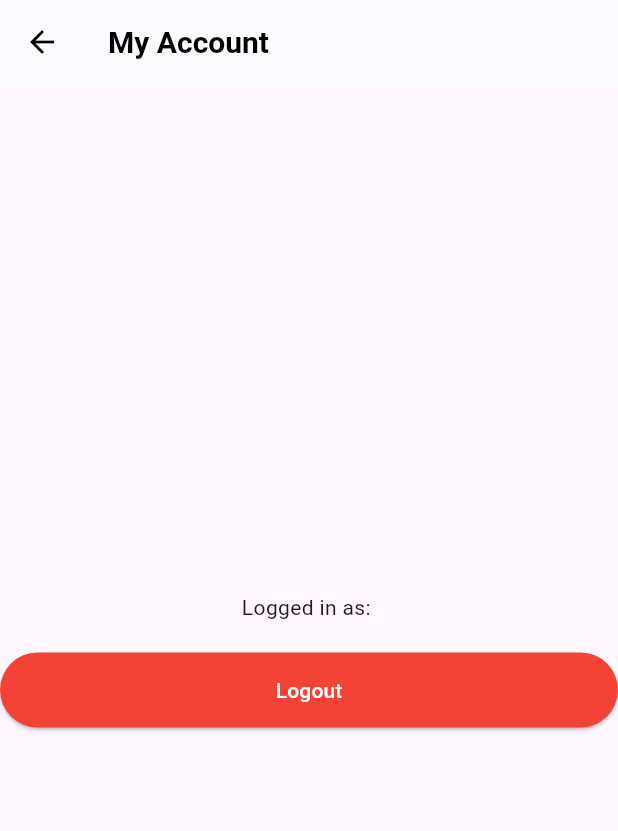
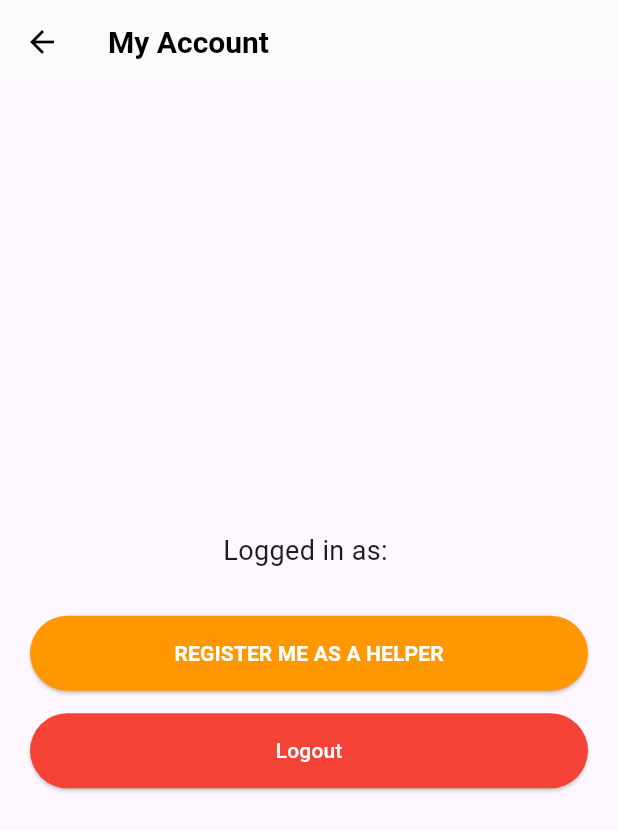
Before and after one commit to Adil57/Quick-Helper-Customer-, a Flutter app: the AccountScreen screen opened directly, on a phone screen of 412 x 824 dp. Shown: the top 831 px of the screen. Run offline on Flutter 3.47's test engine with Material 3 defaults, Android fonts, the phone set to English and light mode, and no system bars; our stand-ins replace geolocator, permission_handler; missing offline and left inert: auth0_flutter, auth0_flutter_platform_interface, mapbox_maps_flutter; accounts and stored records are empty.

Commit message:
Add files via upload

```diff
--- a/lib/main.dart
+++ b/lib/main.dart
@@ -25,7 +25,7 @@ const String auth0RedirectUri = "com.quickhelper.app://adil888.us.auth0.com/andr
 final Auth0 auth0 = Auth0(auth0Domain, auth0ClientId);
 
 // -----------------------------------------------------------------------------
-// DUMMY STATE MANAGEMENT (No Change)
+// DUMMY STATE MANAGEMENT (Updated: Token Getter Added)
 // -----------------------------------------------------------------------------
 class AppUserProfile {
   final String name;
@@ -40,6 +40,7 @@ class UserAuth {
   UserAuth() {}
 
   AppUserProfile? get user => _user;
+  String? get token => _token;
   bool get isAuthenticated => _user != null;
 
   void setUser(AppUserProfile? user, {String? token}) {
@@ -254,23 +255,91 @@ class MainNavigator extends StatelessWidget {
   }
 }
 
-// ---------------- ACCOUNT SCREEN (No Change) ---------------- //
-class AccountScreen extends StatelessWidget {
-  AccountScreen({super.key});
+// ---------------- ACCOUNT SCREEN (Updated: Stateful with Helper Registration) ---------------- //
+class AccountScreen extends StatefulWidget {
+  @override
+  State<AccountScreen> createState() => _AccountScreenState();
+}
+
+class _AccountScreenState extends State<AccountScreen> {
+  bool isRegistering = false;
+
+  Future<void> _registerAsHelperFromAccount() async {
+    setState(() => isRegistering = true);
+
+    // Yahan hum direct tempAuth se token aur userId le rahe hain
+    final String? token = tempAuth.token;
+    final String? userId = tempAuth.userId;
+
+    if (token == null) {
+      ScaffoldMessenger.of(context).showSnackBar(const SnackBar(content: Text("Error: No Token Found!")));
+      setState(() => isRegistering = false);
+      return;
+    }
+
+    final helperPayload = {
+      'userId': userId,
+      'name': tempAuth.user?.name ?? "Logged In User",
+      'skill': "Electrician",
+      'price': 500,
+      'latitude': 19.0760,
+      'longitude': 72.8777,
+    };
+
+    try {
+      final response = await http.post(
+        Uri.parse('https://quick-helper-backend.onrender.com/api/helpers/register'),
+        headers: {
+          'Content-Type': 'application/json',
+          'Authorization': 'Bearer $token', // 🟢 Real Token use ho raha hai
+        },
+        body: json.encode(helperPayload),
+      ).timeout(const Duration(seconds: 15));
+
+      if (response.statusCode == 200 || response.statusCode == 201) {
+        ScaffoldMessenger.of(context).showSnackBar(const SnackBar(content: Text("SUCCESS! Helper Registered."), backgroundColor: Colors.green));
+      } else {
+        ScaffoldMessenger.of(context).showSnackBar(SnackBar(content: Text("Failed: ${response.statusCode}"), backgroundColor: Colors.red));
+      }
+    } catch (e) {
+      ScaffoldMessenger.of(context).showSnackBar(const SnackBar(content: Text("Network Error!"), backgroundColor: Colors.red));
+    } finally {
+      setState(() => isRegistering = false);
+    }
+  }
 
   @override
   Widget build(BuildContext context) {
     return Scaffold(
       appBar: AppBar(title: const Text("My Account")),
       body: Center(
+        child: Padding(
+          padding: const EdgeInsets.all(20.0),
           child: Column(
             mainAxisAlignment: MainAxisAlignment.center,
             children: [
-            Text("Logged in as: ${tempAuth.user?.name ?? 'N/A'}"),
-            const SizedBox(height: 20),
+              Text("Logged in as: ${tempAuth.user?.name ?? 'N/A'}", style: const TextStyle(fontSize: 18)),
+              const SizedBox(height: 30),
+
+              // 🟢 NEW ORANGE BUTTON
               SizedBox(
+                width: double.infinity,
                 height: 50,
+                child: ElevatedButton(
+                  onPressed: isRegistering ? null : _registerAsHelperFromAccount,
+                  style: ElevatedButton.styleFrom(backgroundColor: Colors.orange),
+                  child: isRegistering
+                    ? const CircularProgressIndicator(color: Colors.white)
+                    : const Text("REGISTER ME AS A HELPER", style: TextStyle(color: Colors.white, fontWeight: FontWeight.bold)),
+                ),
+              ),
+
+              const SizedBox(height: 15),
+
+              // LOGOUT BUTTON
+              SizedBox(
                 width: double.infinity,
+                height: 50,
                 child: ElevatedButton(
                   onPressed: () => tempAuth.logout(context),
                   style: ElevatedButton.styleFrom(backgroundColor: Colors.red),
@@ -278,6 +347,7 @@ class AccountScreen extends StatelessWidget {
                 ),
               ),
             ],
+          ),
         ),
       ),
     );
@@ -1247,7 +1317,7 @@ class _BookingScreenState extends State<BookingScreen> {
             uri,
             headers: {
                 'Content-Type': 'application/json',
-                'Authorization': 'Bearer ${tempAuth._token}',
+                'Authorization': 'Bearer ${tempAuth.token}',
             },
             body: json.encode(bookingPayload),
         ).timeout(const Duration(seconds: 15)); // Timeout 15s
```
Lines whose indentation alone changed are shown as unchanged.
